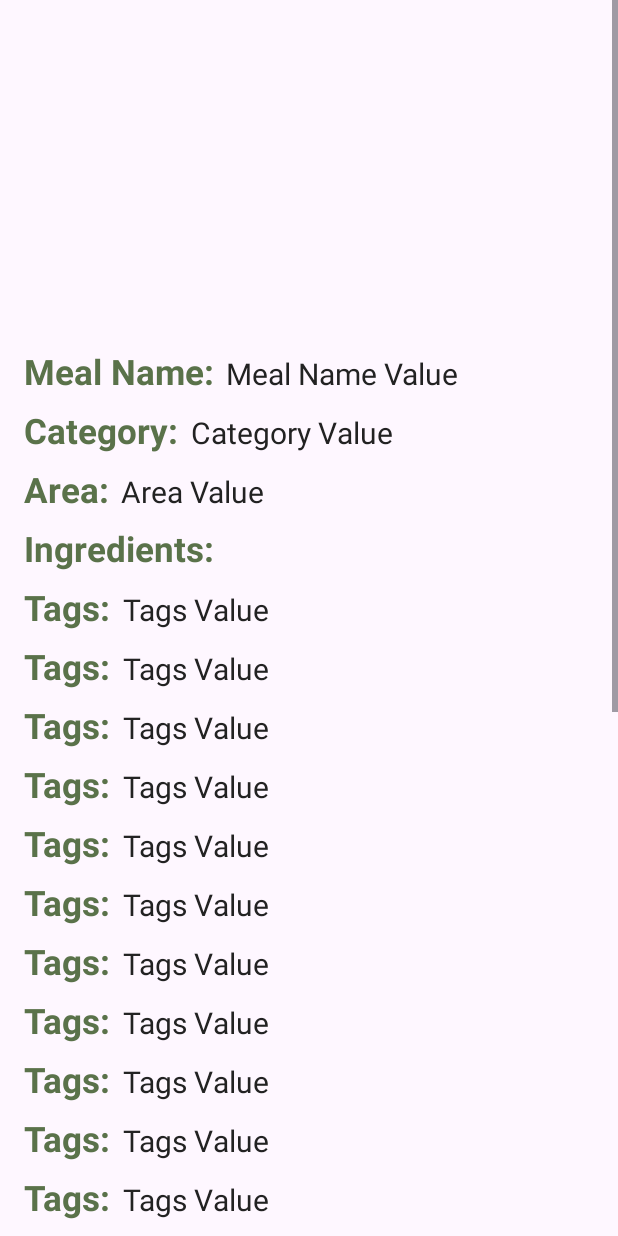
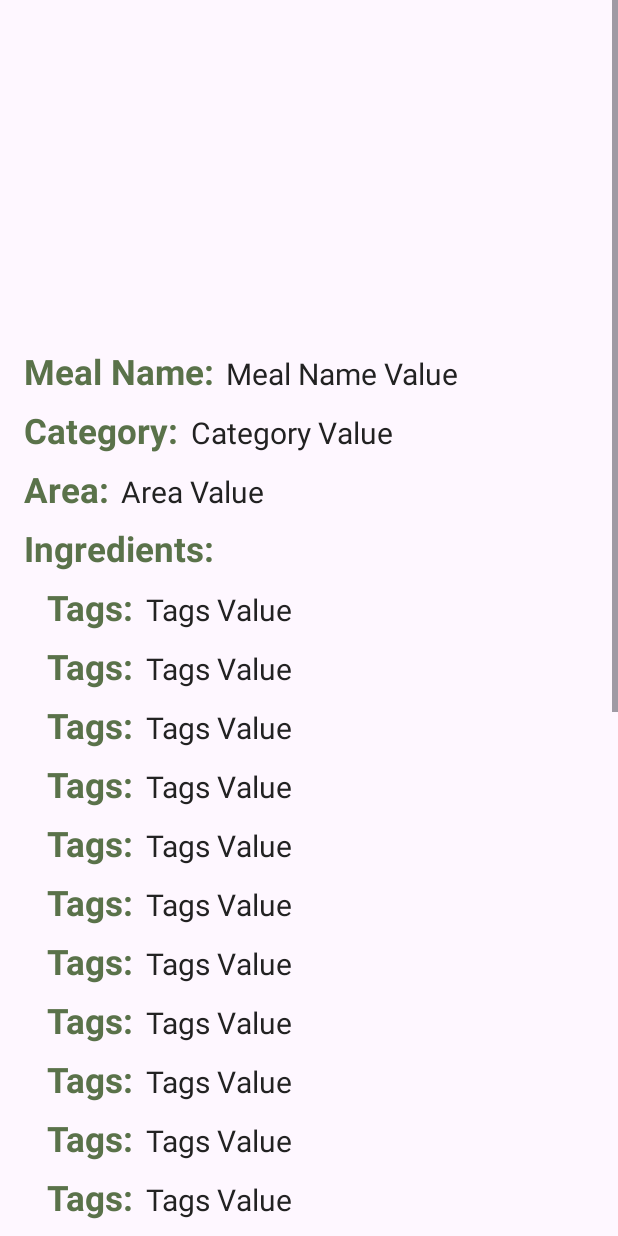
Before and after one commit to sammaralaa/FoodPlannerAndroidJava, an Android app: the layout fragment_meal_details.xml on its own in the app's theme, with its tools: preview values and no code run, on a phone screen of 412 x 824 dp. Run offline under Robolectric (Android 15) with nearby library versions, the phone set to English and light mode, and no system bars; plain views replace YouTubePlayerView.

Commit message:
add ingredients and measurements on meal details layout

```diff
--- a/app/src/main/res/layout/fragment_meal_details.xml
+++ b/app/src/main/res/layout/fragment_meal_details.xml
@@ -120,10 +120,11 @@
             android:layout_width="match_parent"
             android:layout_height="wrap_content"
             android:orientation="horizontal"
+            android:layout_marginLeft="15dp"
             android:layout_marginBottom="8dp">
 
             <TextView
-                android:id="@+id/txtTitleMealTags"
+                android:id="@+id/ingredient1"
                 android:layout_width="wrap_content"
                 android:layout_height="wrap_content"
                 android:text="Tags:"
@@ -132,7 +133,7 @@
                 android:textColor="@color/green" />
 
             <TextView
-                android:id="@+id/txtMealTags"
+                android:id="@+id/measurement1"
                 android:layout_width="wrap_content"
                 android:layout_height="wrap_content"
                 android:text="Tags Value"
@@ -145,10 +146,11 @@
             android:layout_width="match_parent"
             android:layout_height="wrap_content"
             android:orientation="horizontal"
+            android:layout_marginLeft="15dp"
             android:layout_marginBottom="8dp">
 
             <TextView
-                android:id="@+id/txtTitleMealTags"
+                android:id="@+id/ingredient2"
                 android:layout_width="wrap_content"
                 android:layout_height="wrap_content"
                 android:text="Tags:"
@@ -157,7 +159,7 @@
                 android:textColor="@color/green" />
 
             <TextView
-                android:id="@+id/txtMealTags"
+                android:id="@+id/measurement2"
                 android:layout_width="wrap_content"
                 android:layout_height="wrap_content"
                 android:text="Tags Value"
@@ -169,10 +171,11 @@
             android:layout_width="match_parent"
             android:layout_height="wrap_content"
             android:orientation="horizontal"
+            android:layout_marginLeft="15dp"
             android:layout_marginBottom="8dp">
 
             <TextView
-                android:id="@+id/txtTitleMealTags"
+                android:id="@+id/ingredient3"
                 android:layout_width="wrap_content"
                 android:layout_height="wrap_content"
                 android:text="Tags:"
@@ -181,7 +184,7 @@
                 android:textColor="@color/green" />
 
             <TextView
-                android:id="@+id/txtMealTags"
+                android:id="@+id/measurement3"
                 android:layout_width="wrap_content"
                 android:layout_height="wrap_content"
                 android:text="Tags Value"
@@ -193,10 +196,11 @@
             android:layout_width="match_parent"
             android:layout_height="wrap_content"
             android:orientation="horizontal"
+            android:layout_marginLeft="15dp"
             android:layout_marginBottom="8dp">
 
             <TextView
-                android:id="@+id/txtTitleMealTags"
+                android:id="@+id/ingredient4"
                 android:layout_width="wrap_content"
                 android:layout_height="wrap_content"
                 android:text="Tags:"
@@ -205,7 +209,7 @@
                 android:textColor="@color/green" />
 
             <TextView
-                android:id="@+id/txtMealTags"
+                android:id="@+id/measurement4"
                 android:layout_width="wrap_content"
                 android:layout_height="wrap_content"
                 android:text="Tags Value"
@@ -217,10 +221,11 @@
             android:layout_width="match_parent"
             android:layout_height="wrap_content"
             android:orientation="horizontal"
+            android:layout_marginLeft="15dp"
             android:layout_marginBottom="8dp">
 
             <TextView
-                android:id="@+id/txtTitleMealTags"
+                android:id="@+id/ingredient5"
                 android:layout_width="wrap_content"
                 android:layout_height="wrap_content"
                 android:text="Tags:"
@@ -229,7 +234,7 @@
                 android:textColor="@color/green" />
 
             <TextView
-                android:id="@+id/txtMealTags"
+                android:id="@+id/measurement5"
                 android:layout_width="wrap_content"
                 android:layout_height="wrap_content"
                 android:text="Tags Value"
@@ -241,10 +246,11 @@
             android:layout_width="match_parent"
             android:layout_height="wrap_content"
             android:orientation="horizontal"
+            android:layout_marginLeft="15dp"
             android:layout_marginBottom="8dp">
 
             <TextView
-                android:id="@+id/txtTitleMealTags"
+                android:id="@+id/ingredient6"
                 android:layout_width="wrap_content"
                 android:layout_height="wrap_content"
                 android:text="Tags:"
@@ -253,7 +259,7 @@
                 android:textColor="@color/green" />
 
             <TextView
-                android:id="@+id/txtMealTags"
+                android:id="@+id/measurement6"
                 android:layout_width="wrap_content"
                 android:layout_height="wrap_content"
                 android:text="Tags Value"
@@ -265,10 +271,11 @@
             android:layout_width="match_parent"
             android:layout_height="wrap_content"
             android:orientation="horizontal"
+            android:layout_marginLeft="15dp"
             android:layout_marginBottom="8dp">
 
             <TextView
-                android:id="@+id/txtTitleMealTags"
+                android:id="@+id/ingredient7"
                 android:layout_width="wrap_content"
                 android:layout_height="wrap_content"
                 android:text="Tags:"
@@ -277,7 +284,7 @@
                 android:textColor="@color/green" />
 
             <TextView
-                android:id="@+id/txtMealTags"
+                android:id="@+id/measurement7"
                 android:layout_width="wrap_content"
                 android:layout_height="wrap_content"
                 android:text="Tags Value"
@@ -289,10 +296,11 @@
             android:layout_width="match_parent"
             android:layout_height="wrap_content"
             android:orientation="horizontal"
+            android:layout_marginLeft="15dp"
             android:layout_marginBottom="8dp">
 
             <TextView
-                android:id="@+id/txtTitleMealTags"
+                android:id="@+id/ingredient8"
                 android:layout_width="wrap_content"
                 android:layout_height="wrap_content"
                 android:text="Tags:"
@@ -301,7 +309,7 @@
                 android:textColor="@color/green" />
 
             <TextView
-                android:id="@+id/txtMealTags"
+                android:id="@+id/measurement8"
                 android:layout_width="wrap_content"
                 android:layout_height="wrap_content"
                 android:text="Tags Value"
@@ -313,10 +321,12 @@
             android:layout_width="match_parent"
             android:layout_height="wrap_content"
             android:orientation="horizontal"
-            android:layout_marginBottom="8dp">
+            android:layout_marginBottom="8dp"
+            android:layout_marginLeft="15dp"
+            >
 
             <TextView
-                android:id="@+id/txtTitleMealTags"
+                android:id="@+id/ingredient9"
                 android:layout_width="wrap_content"
                 android:layout_height="wrap_content"
                 android:text="Tags:"
@@ -325,7 +335,7 @@
                 android:textColor="@color/green" />
 
             <TextView
-                android:id="@+id/txtMealTags"
+                android:id="@+id/measurement9"
                 android:layout_width="wrap_content"
                 android:layout_height="wrap_content"
                 android:text="Tags Value"
@@ -336,11 +346,12 @@
         <LinearLayout
             android:layout_width="match_parent"
             android:layout_height="wrap_content"
+            android:layout_marginLeft="15dp"
             android:orientation="horizontal"
             android:layout_marginBottom="8dp">
 
             <TextView
-                android:id="@+id/txtTitleMealTags"
+                android:id="@+id/ingredient10"
                 android:layout_width="wrap_content"
                 android:layout_height="wrap_content"
                 android:text="Tags:"
@@ -349,7 +360,7 @@
                 android:textColor="@color/green" />
 
             <TextView
-                android:id="@+id/txtMealTags"
+                android:id="@+id/measurement10"
                 android:layout_width="wrap_content"
                 android:layout_height="wrap_content"
                 android:text="Tags Value"
@@ -358,13 +369,14 @@
                 android:layout_marginStart="8dp" />
         </LinearLayout>
         <LinearLayout
+            android:layout_marginLeft="15dp"
             android:layout_width="match_parent"
             android:layout_height="wrap_content"
             android:orientation="horizontal"
             android:layout_marginBottom="8dp">
 
             <TextView
-                android:id="@+id/txtTitleMealTags"
+                android:id="@+id/ingredient11"
                 android:layout_width="wrap_content"
                 android:layout_height="wrap_content"
                 android:text="Tags:"
@@ -373,7 +385,7 @@
                 android:textColor="@color/green" />
 
             <TextView
-                android:id="@+id/txtMealTags"
+                android:id="@+id/measurement11"
                 android:layout_width="wrap_content"
                 android:layout_height="wrap_content"
                 android:text="Tags Value"
@@ -382,13 +394,14 @@
                 android:layout_marginStart="8dp" />
         </LinearLayout>
         <LinearLayout
+            android:layout_marginLeft="15dp"
             android:layout_width="match_parent"
             android:layout_height="wrap_content"
             android:orientation="horizontal"
             android:layout_marginBottom="8dp">
 
             <TextView
-                android:id="@+id/txtTitleMealTags"
+                android:id="@+id/ingredient12"
                 android:layout_width="wrap_content"
                 android:layout_height="wrap_content"
                 android:text="Tags:"
@@ -397,7 +410,7 @@
                 android:textColor="@color/green" />
 
             <TextView
-                android:id="@+id/txtMealTags"
+                android:id="@+id/measurement12"
                 android:layout_width="wrap_content"
                 android:layout_height="wrap_content"
                 android:text="Tags Value"
@@ -406,13 +419,14 @@
                 android:layout_marginStart="8dp" />
         </LinearLayout>
         <LinearLayout
+            android:layout_marginLeft="15dp"
             android:layout_width="match_parent"
             android:layout_height="wrap_content"
             android:orientation="horizontal"
             android:layout_marginBottom="8dp">
 
             <TextView
-                android:id="@+id/txtTitleMealTags"
+                android:id="@+id/ingredient13"
                 android:layout_width="wrap_content"
                 android:layout_height="wrap_content"
                 android:text="Tags:"
@@ -421,7 +435,7 @@
                 android:textColor="@color/green" />
 
             <TextView
-                android:id="@+id/txtMealTags"
+                android:id="@+id/measurement13"
                 android:layout_width="wrap_content"
                 android:layout_height="wrap_content"
                 android:text="Tags Value"
@@ -430,13 +444,14 @@
                 android:layout_marginStart="8dp" />
         </LinearLayout>
         <LinearLayout
+            android:layout_marginLeft="15dp"
             android:layout_width="match_parent"
             android:layout_height="wrap_content"
             android:orientation="horizontal"
             android:layout_marginBottom="8dp">
 
             <TextView
-                android:id="@+id/txtTitleMealTags"
+                android:id="@+id/ingredient14"
                 android:layout_width="wrap_content"
                 android:layout_height="wrap_content"
                 android:text="Tags:"
@@ -445,7 +460,7 @@
                 android:textColor="@color/green" />
 
             <TextView
-                android:id="@+id/txtMealTags"
+                android:id="@+id/measurement14"
                 android:layout_width="wrap_content"
                 android:layout_height="wrap_content"
                 android:text="Tags Value"
@@ -454,13 +469,14 @@
                 android:layout_marginStart="8dp" />
         </LinearLayout>
         <LinearLayout
+            android:layout_marginLeft="15dp"
             android:layout_width="match_parent"
             android:layout_height="wrap_content"
             android:orientation="horizontal"
             android:layout_marginBottom="8dp">
 
             <TextView
-                android:id="@+id/txtTitleMealTags"
+                android:id="@+id/ingredient15"
                 android:layout_width="wrap_content"
                 android:layout_height="wrap_content"
                 android:text="Tags:"
@@ -469,7 +485,7 @@
                 android:textColor="@color/green" />
 
             <TextView
-                android:id="@+id/txtMealTags"
+                android:id="@+id/measurement15"
                 android:layout_width="wrap_content"
                 android:layout_height="wrap_content"
                 android:text="Tags Value"
@@ -478,13 +494,14 @@
                 android:layout_marginStart="8dp" />
         </LinearLayout>
         <LinearLayout
+            android:layout_marginLeft="15dp"
             android:layout_width="match_parent"
             android:layout_height="wrap_content"
             android:orientation="horizontal"
             android:layout_marginBottom="8dp">
 
             <TextView
-                android:id="@+id/txtTitleMealTags"
+                android:id="@+id/ingredient16"
                 android:layout_width="wrap_content"
                 android:layout_height="wrap_content"
                 android:text="Tags:"
@@ -493,7 +510,7 @@
                 android:textColor="@color/green" />
 
             <TextView
-                android:id="@+id/txtMealTags"
+                android:id="@+id/measurement16"
                 android:layout_width="wrap_content"
                 android:layout_height="wrap_content"
                 android:text="Tags Value"
@@ -502,13 +519,14 @@
                 android:layout_marginStart="8dp" />
         </LinearLayout>
         <LinearLayout
+            android:layout_marginLeft="15dp"
             android:layout_width="match_parent"
             android:layout_height="wrap_content"
             android:orientation="horizontal"
             android:layout_marginBottom="8dp">
 
             <TextView
-                android:id="@+id/txtTitleMealTags"
+                android:id="@+id/ingredient17"
                 android:layout_width="wrap_content"
                 android:layout_height="wrap_content"
                 android:text="Tags:"
@@ -517,7 +535,7 @@
                 android:textColor="@color/green" />
 
             <TextView
-                android:id="@+id/txtMealTags"
+                android:id="@+id/measurement17"
                 android:layout_width="wrap_content"
                 android:layout_height="wrap_content"
                 android:text="Tags Value"
@@ -526,13 +544,14 @@
                 android:layout_marginStart="8dp" />
         </LinearLayout>
         <LinearLayout
+            android:layout_marginLeft="15dp"
             android:layout_width="match_parent"
             android:layout_height="wrap_content"
             android:orientation="horizontal"
             android:layout_marginBottom="8dp">
 
             <TextView
-                android:id="@+id/txtTitleMealTags"
+                android:id="@+id/ingredient18"
                 android:layout_width="wrap_content"
                 android:layout_height="wrap_content"
                 android:text="Tags:"
@@ -541,7 +560,7 @@
                 android:textColor="@color/green" />
 
             <TextView
-                android:id="@+id/txtMealTags"
+                android:id="@+id/measurement18"
                 android:layout_width="wrap_content"
                 android:layout_height="wrap_content"
                 android:text="Tags Value"
@@ -550,13 +569,14 @@
                 android:layout_marginStart="8dp" />
         </LinearLayout>
         <LinearLayout
+            android:layout_marginLeft="15dp"
             android:layout_width="match_parent"
             android:layout_height="wrap_content"
             android:orientation="horizontal"
             android:layout_marginBottom="8dp">
 
             <TextView
-                android:id="@+id/txtTitleMealTags"
+                android:id="@+id/ingredient19"
                 android:layout_width="wrap_content"
                 android:layout_height="wrap_content"
                 android:text="Tags:"
@@ -565,7 +585,7 @@
                 android:textColor="@color/green" />
 
             <TextView
-                android:id="@+id/txtMealTags"
+                android:id="@+id/measurement19"
                 android:layout_width="wrap_content"
                 android:layout_height="wrap_content"
                 android:text="Tags Value"
@@ -574,13 +594,14 @@
                 android:layout_marginStart="8dp" />
         </LinearLayout>
         <LinearLayout
+            android:layout_marginLeft="15dp"
             android:layout_width="match_parent"
             android:layout_height="wrap_content"
             android:orientation="horizontal"
             android:layout_marginBottom="8dp">
 
             <TextView
-                android:id="@+id/txtTitleMealTags"
+                android:id="@+id/ingredient20"
                 android:layout_width="wrap_content"
                 android:layout_height="wrap_content"
                 android:text="Tags:"
@@ -589,7 +610,7 @@
                 android:textColor="@color/green" />
 
             <TextView
-                android:id="@+id/txtMealTags"
+                android:id="@+id/measurement20"
                 android:layout_width="wrap_content"
                 android:layout_height="wrap_content"
                 android:text="Tags Value"
```
